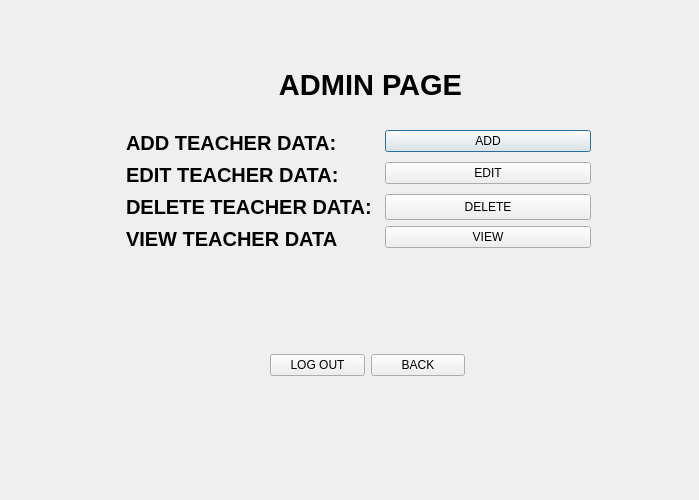
Before: the Qt Designer form adminteacher_edit.ui in Shasank12345/QT_PROJECT, drawn with Qt 5.
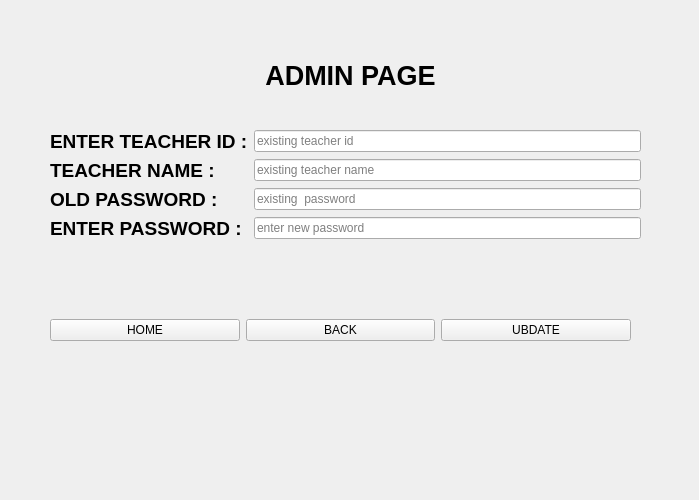
After: the same form once the commit is applied. The open tabs and pages were chosen to show the change. Icons and pictures are not drawn.

Diff of the .ui file:
```diff
--- a/adminteacher_edit.ui
+++ b/adminteacher_edit.ui
@@ -1434,6 +1434,164 @@
      </layout>
     </widget>
    </widget>
+   <widget class="QWidget" name="page_6">
+    <widget class="QWidget" name="formLayoutWidget_9">
+     <property name="geometry">
+      <rect>
+       <x>50</x>
+       <y>130</y>
+       <width>591</width>
+       <height>171</height>
+      </rect>
+     </property>
+     <layout class="QFormLayout" name="formLayout_9">
+      <item row="0" column="0">
+       <widget class="QLabel" name="label_41">
+        <property name="styleSheet">
+         <string notr="true">color: rgb(0, 0, 0);</string>
+        </property>
+        <property name="text">
+         <string>&lt;html&gt;&lt;head/&gt;&lt;body&gt;&lt;p&gt;&lt;span style=&quot; font-size:14pt; font-weight:700;&quot;&gt;ENTER TEACHER ID :&lt;/span&gt;&lt;/p&gt;&lt;/body&gt;&lt;/html&gt;</string>
+        </property>
+       </widget>
+      </item>
+      <item row="0" column="1">
+       <widget class="QLineEdit" name="lineEdit_45">
+        <property name="styleSheet">
+         <string notr="true">color: rgb(0, 0, 0);</string>
+        </property>
+        <property name="text">
+         <string/>
+        </property>
+        <property name="placeholderText">
+         <string>existing teacher id</string>
+        </property>
+       </widget>
+      </item>
+      <item row="3" column="0">
+       <widget class="QLabel" name="label_42">
+        <property name="styleSheet">
+         <string notr="true">color: rgb(0, 0, 0);</string>
+        </property>
+        <property name="text">
+         <string>&lt;html&gt;&lt;head/&gt;&lt;body&gt;&lt;p&gt;&lt;span style=&quot; font-size:14pt; font-weight:700;&quot;&gt;ENTER PASSWORD :&lt;/span&gt;&lt;/p&gt;&lt;/body&gt;&lt;/html&gt;</string>
+        </property>
+       </widget>
+      </item>
+      <item row="3" column="1">
+       <widget class="QLineEdit" name="lineEdit_5">
+        <property name="placeholderText">
+         <string>enter new password</string>
+        </property>
+       </widget>
+      </item>
+      <item row="1" column="0">
+       <widget class="QLabel" name="label_43">
+        <property name="styleSheet">
+         <string notr="true">color: rgb(0, 0, 0);</string>
+        </property>
+        <property name="text">
+         <string>&lt;html&gt;&lt;head/&gt;&lt;body&gt;&lt;p&gt;&lt;span style=&quot; font-size:14pt; font-weight:700;&quot;&gt;TEACHER NAME :&lt;/span&gt;&lt;/p&gt;&lt;/body&gt;&lt;/html&gt;</string>
+        </property>
+       </widget>
+      </item>
+      <item row="2" column="0">
+       <widget class="QLabel" name="label_44">
+        <property name="styleSheet">
+         <string notr="true">color: rgb(0, 0, 0);</string>
+        </property>
+        <property name="text">
+         <string>&lt;html&gt;&lt;head/&gt;&lt;body&gt;&lt;p&gt;&lt;span style=&quot; font-size:14pt; font-weight:700;&quot;&gt;OLD PASSWORD :&lt;/span&gt;&lt;/p&gt;&lt;/body&gt;&lt;/html&gt;</string>
+        </property>
+       </widget>
+      </item>
+      <item row="2" column="1">
+       <widget class="QLineEdit" name="lineEdit_47">
+        <property name="styleSheet">
+         <string notr="true">color: rgb(0, 0, 0);</string>
+        </property>
+        <property name="text">
+         <string/>
+        </property>
+        <property name="placeholderText">
+         <string>existing  password</string>
+        </property>
+       </widget>
+      </item>
+      <item row="1" column="1">
+       <widget class="QLineEdit" name="lineEdit_46">
+        <property name="styleSheet">
+         <string notr="true">color: rgb(0, 0, 0);</string>
+        </property>
+        <property name="text">
+         <string/>
+        </property>
+        <property name="placeholderText">
+         <string>existing teacher name</string>
+        </property>
+       </widget>
+      </item>
+     </layout>
+    </widget>
+    <widget class="QLabel" name="label_45">
+     <property name="geometry">
+      <rect>
+       <x>200</x>
+       <y>30</y>
+       <width>301</width>
+       <height>91</height>
+      </rect>
+     </property>
+     <property name="styleSheet">
+      <string notr="true">color: rgb(0, 0, 0);</string>
+     </property>
+     <property name="text">
+      <string>&lt;html&gt;&lt;head/&gt;&lt;body&gt;&lt;p align=&quot;center&quot;&gt;&lt;span style=&quot; font-size:20pt; font-weight:700;&quot;&gt;ADMIN PAGE&lt;/span&gt;&lt;/p&gt;&lt;/body&gt;&lt;/html&gt;</string>
+     </property>
+    </widget>
+    <widget class="QWidget" name="horizontalLayoutWidget_6">
+     <property name="geometry">
+      <rect>
+       <x>50</x>
+       <y>310</y>
+       <width>581</width>
+       <height>41</height>
+      </rect>
+     </property>
+     <layout class="QHBoxLayout" name="horizontalLayout_11">
+      <item>
+       <widget class="QPushButton" name="home2_5">
+        <property name="styleSheet">
+         <string notr="true">color: rgb(0, 0, 0);</string>
+        </property>
+        <property name="text">
+         <string>HOME</string>
+        </property>
+       </widget>
+      </item>
+      <item>
+       <widget class="QPushButton" name="editback_5">
+        <property name="styleSheet">
+         <string notr="true">color: rgb(0, 0, 0);</string>
+        </property>
+        <property name="text">
+         <string>BACK</string>
+        </property>
+       </widget>
+      </item>
+      <item>
+       <widget class="QPushButton" name="sub_edit_2">
+        <property name="styleSheet">
+         <string notr="true">color: rgb(0, 0, 0);</string>
+        </property>
+        <property name="text">
+         <string>UBDATE</string>
+        </property>
+       </widget>
+      </item>
+     </layout>
+    </widget>
+   </widget>
   </widget>
  </widget>
  <resources/>
```
Left out of the diff: 7 changed lines with no effect on the pictures.
